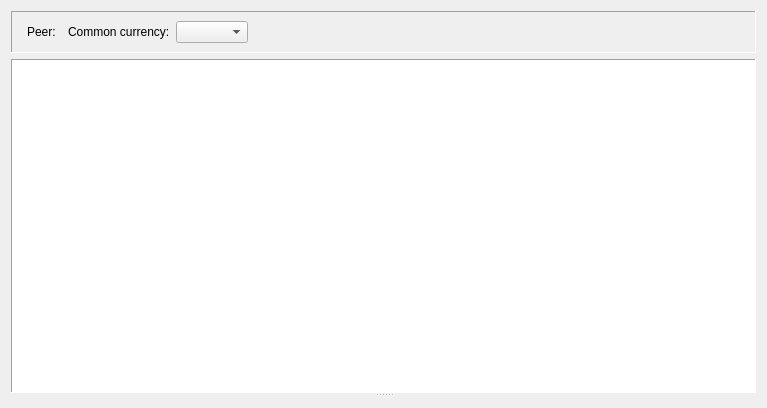
Old version of the form jal/ui/reports/peer_report.ui in the repository titov-vv/jal.
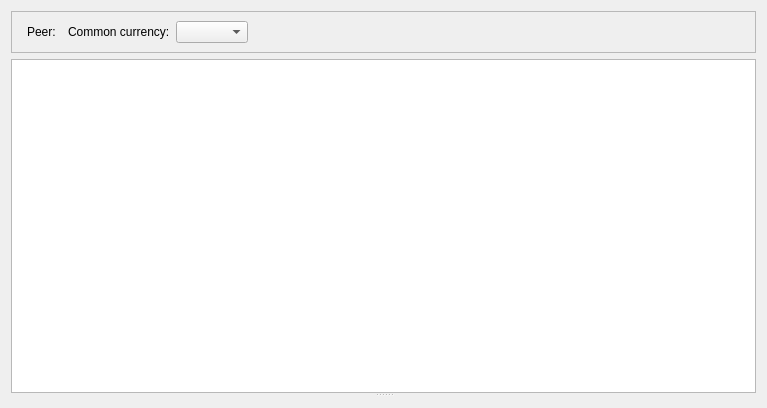
New version of the form. Custom widgets are drawn as their Qt base class.

Commit message: Widget sizes, frame styles and icon colors from Qt and the palette instead of hard-coded.

Diff of the .ui file:
```diff
--- a/jal/ui/reports/peer_report.ui
+++ b/jal/ui/reports/peer_report.ui
@@ -23,10 +23,7 @@
       </sizepolicy>
      </property>
      <property name="frameShape">
-      <enum>QFrame::Shape::Panel</enum>
-     </property>
-     <property name="frameShadow">
-      <enum>QFrame::Shadow::Sunken</enum>
+      <enum>QFrame::Shape::StyledPanel</enum>
      </property>
      <layout class="QGridLayout" name="gridLayout">
       <item row="0" column="3">
@@ -122,12 +119,6 @@
         <verstretch>4</verstretch>
        </sizepolicy>
       </property>
-      <property name="frameShape">
-       <enum>QFrame::Shape::Panel</enum>
-      </property>
-      <property name="frameShadow">
-       <enum>QFrame::Shadow::Sunken</enum>
-      </property>
       <property name="editTriggers">
        <set>QAbstractItemView::EditTrigger::NoEditTriggers</set>
       </property>
```
The commit also changes 71 other files.
